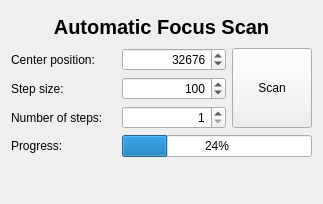
Above: snowgui/snowgui/focusing/focusscancontroller.ui from AndreasFMueller/AstroPhotography before the change. Below: the same form after it.
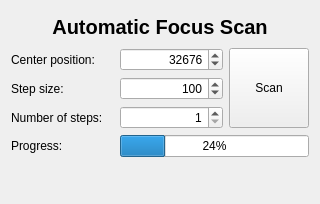
That is the form after the change.

The edit to the form file:
```diff
--- a/snowgui/snowgui/focusing/focusscancontroller.ui
+++ b/snowgui/snowgui/focusing/focusscancontroller.ui
@@ -6,7 +6,7 @@
    <rect>
     <x>0</x>
     <y>0</y>
-    <width>323</width>
+    <width>320</width>
     <height>204</height>
    </rect>
   </property>
@@ -18,7 +18,7 @@
   </property>
   <property name="maximumSize">
    <size>
-    <width>16777215</width>
+    <width>320</width>
     <height>204</height>
    </size>
   </property>
```
